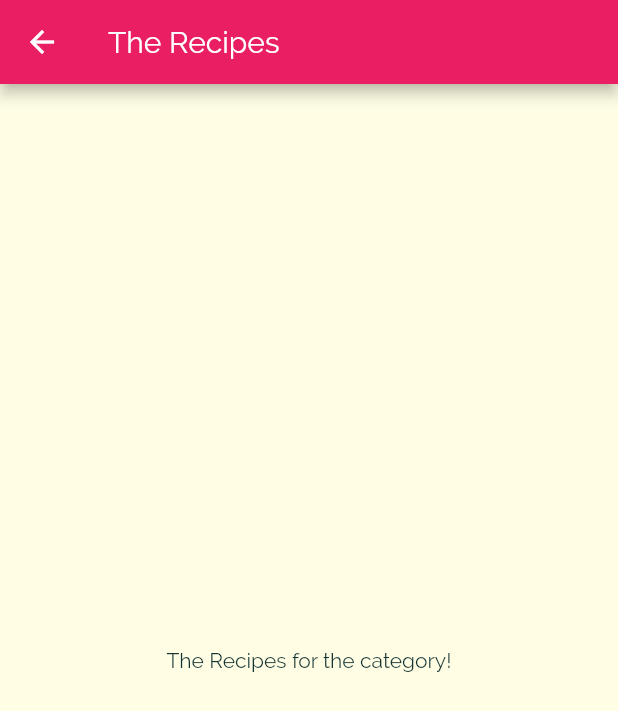
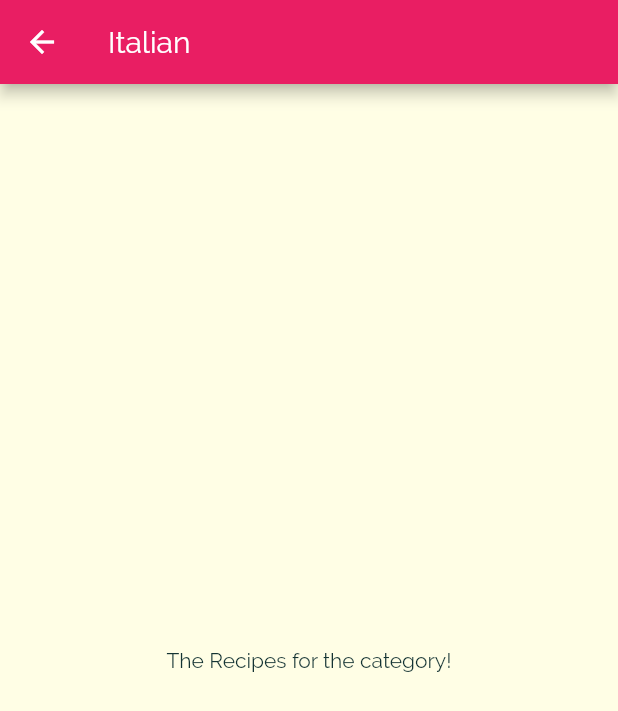
Before and after one commit to myamann/Meals-App-Flutter, a Flutter app: the screen it shows after launch, after a tap on "Italian", on a phone screen of 412 x 824 dp. Shown: the top 711 px of the screen. Run offline on Flutter 3.47's test engine with Material 2 defaults, Android fonts, the phone set to English and light mode, and no system bars.

```diff
--- a/lib/categories_screen.dart
+++ b/lib/categories_screen.dart
@@ -12,7 +12,8 @@ class CategoriesScreen extends StatelessWidget {
       body: GridView(
         padding: const EdgeInsets.all(25),
         children: DUMMY_CATEGORIES
-            .map((catData) => CategoryItem(catData.title, catData.color))
+            .map((catData) =>
+                CategoryItem(catData.id, catData.title, catData.color))
             .toList(),
         gridDelegate: SliverGridDelegateWithMaxCrossAxisExtent(
             maxCrossAxisExtent: 200,
--- a/lib/category_item.dart
+++ b/lib/category_item.dart
@@ -2,18 +2,19 @@ import 'package:flutter/material.dart';
 import 'category_meals_screen.dart';
 
 class CategoryItem extends StatelessWidget {
+  final String id;
   final String title;
   final Color color;
 
-  CategoryItem(this.title, this.color);
+  CategoryItem(this.id, this.title, this.color);
 
   void selectCategory(BuildContext ctx) {
-    Navigator.of(ctx).push(
-      MaterialPageRoute(
-        builder: (_) {
-          return CategoryMealsScreen();
-        },
-      ),
+    Navigator.of(ctx).pushNamed(
+      '/category-meals',
+      arguments: {
+        'id': id,
+        'title': title,
+      },
     );
   }
 
--- a/lib/category_meals_screen.dart
+++ b/lib/category_meals_screen.dart
@@ -1,11 +1,20 @@
 import 'package:flutter/material.dart';
 
 class CategoryMealsScreen extends StatelessWidget {
+  // final String categoryId;
+  // final String categoryTitle;
+
+  // CategoryMealsScreen(this.categoryId, this.categoryTitle);
+
   @override
   Widget build(BuildContext context) {
+    final routeArgs =
+        ModalRoute.of(context)!.settings.arguments as Map<String, String>;
+    final categoryTitle = routeArgs['title'] as String;
+    final categoryId = routeArgs['id'];
     return Scaffold(
       appBar: AppBar(
-        title: Text('The Recipes'),
+        title: Text(categoryTitle),
       ),
       body: Center(
         child: Text(
--- a/lib/main.dart
+++ b/lib/main.dart
@@ -1,4 +1,5 @@
 import 'package:flutter/material.dart';
+import './category_meals_screen.dart';
 import './categories_screen.dart';
 
 void main() => runApp(MyApp());
@@ -27,6 +28,8 @@ class MyApp extends StatelessWidget {
                   ),
                 )),
         home: CategoriesScreen(),
-    );
+        routes: {
+          '/category-meals': (ctx) => CategoryMealsScreen(),
+        });
   }
 }
```
Lines whose indentation alone changed are shown as unchanged.
